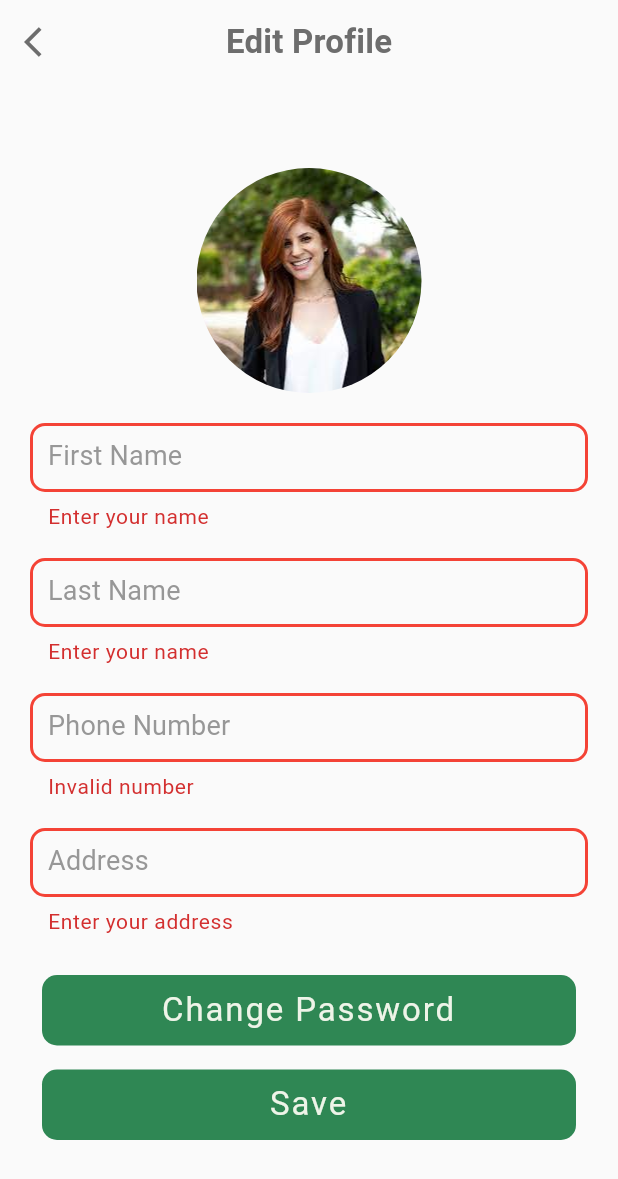
After one commit to zahrajabar6/cosmetic-project, a Flutter app: the EditProfile screen opened directly, after a tap on "Save", on a phone screen of 412 x 824 dp. The commit adds this screen. Shown: the top 1179 px of the screen. Run offline on Flutter 3.47's test engine with Material 2 defaults, Android fonts, the phone set to English and light mode, and no system bars; our stand-ins replace carousel_slider, curved_navigation_bar, dio, flutter_screenutil, get, shared_preferences and 1 more; accounts and stored records are empty.

Commit message:
change password and update account

```diff
--- a/lib/models/account.dart
+++ b/lib/models/account.dart
@@ -6,11 +6,12 @@ class Account {
   final String email;
   final String? phone;
   final String? address;
+  final String? token;
 
   Account( {
     required this.firstName,
     required this.lastname,
-    //required this.token,
+     this.token,
 
     required this.email,
      this.phone,
--- a/lib/services/auth/auth.dart
+++ b/lib/services/auth/auth.dart
@@ -1,35 +1,42 @@
 import 'dart:convert';
-
 import 'package:cosmetic_project/models/account.dart';
 import 'package:cosmetic_project/view/main_page.dart';
 import 'package:dio/dio.dart';
 import 'package:get/get.dart' hide Response ;
 
 class AuthService {
+
   static RxBool isBusy = false.obs;
 
-  static signin({required String email, required String password}) async {
+  static signIn({required String email, required String password}) async {
     isBusy.value=true;
     try{
       Response response = await Dio()
           .post('http://10.0.2.2:8000/api/auth/signin',
-      data:
+        data:
       jsonEncode({
         "email": email ,
         "password": password ,
       }),
       );
       Map data = response.data["account"];
-      Account account = Account(firstName: data["first_name"], lastname: data["last_name"], email: data["email"],phone: data["phone_number"],address: data["address"]);
+      String token = response.data["token"]["access"];
+      Account account = Account(firstName: data["first_name"],
+          lastname: data["last_name"],
+          email: data["email"],
+          phone: data["phone_number"],
+          address: data["address"],
+          token: token
+      );
       Account.currentAccount = account;
       Get.offAll(const MyPages());
     }catch(e){
-      Get.snackbar('Failed', "You don't have account");
+      Get.snackbar('Failed', "Incorrect email or password");
     }
     isBusy.value=false;
   }
 
-  static signup({required String firstName,required String lastName,required String phoneNumber,required String address,required String email, required String password1,required String password2}) async {
+  static signUp({required String firstName,required String lastName,required String phoneNumber,required String address,required String email, required String password1,required String password2}) async {
     try{
       isBusy.value=true;
       Response response = await Dio()
@@ -46,8 +53,9 @@ class AuthService {
         }),
       );
       Map data = response.data["account"];
-      print(data);
+      String token = response.data['token']["access"];
       Account account = Account(
+          token: token,
           firstName: data["first_name"],
           lastname: data["last_name"],
           email: data["email"],
@@ -56,9 +64,58 @@ class AuthService {
       Account.currentAccount = account;
       Get.offAll(const MyPages());
     }catch(e){
-      print(e);
       Get.snackbar('Failed', "Account already registered!, sign in instead");
     }
     isBusy.value=false;
   }
+
+  static updateProfile({required String firstName,required String lastName,required String phoneNumber,required String address}) async {
+    Dio dio = Dio();
+    dio.options.headers["authorization"] = "Bearer ${Account.currentAccount.token}";
+    try{
+      isBusy.value=true;
+      Response response = await dio
+          .put('http://10.0.2.2:8000/api/auth/update',
+        data:jsonEncode({
+          "first_name": firstName,
+          "last_name": lastName,
+          "phone_number": phoneNumber,
+          "address": address
+        }),
+      );
+      Map data = response.data;
+      Account account = Account(
+          token: Account.currentAccount.token,
+          firstName: data["first_name"],
+          lastname: data["last_name"],
+          email: data["email"],
+          phone: data["phone_number"],
+          address: data["address"]);
+      Account.currentAccount=account;
+      Get.snackbar('Done', 'Profile Updated Successfully');
+    }catch(e){
+      Get.snackbar('Failed', "Failed to update");
+    }
+    isBusy.value=false;
+  }
+
+  static changePassword({required String oldPass,required String newPass,required String confirmPass}) async {
+    Dio dio = Dio();
+    dio.options.headers["authorization"] = "Bearer ${Account.currentAccount.token}";
+    try{
+      isBusy.value=true;
+      Response response = await dio
+          .post('http://10.0.2.2:8000/api/auth/change-password',
+        data:jsonEncode({
+          "old_password": oldPass,
+          "new_password1": newPass,
+          "new_password2": confirmPass
+        }),
+      );
+      Get.snackbar('Done', response.data['detail']);
+    }catch(e){
+      Get.snackbar('Failed', "Failed to change password");
+    }
+    isBusy.value=false;
+  }
 }
--- a/lib/view/login_Signup_pages/login_page.dart
+++ b/lib/view/login_Signup_pages/login_page.dart
@@ -2,12 +2,10 @@ import 'package:cosmetic_project/controllers/colors.dart';
 import 'package:cosmetic_project/controllers/my_button.dart';
 import 'package:cosmetic_project/controllers/my_text.dart';
 import 'package:cosmetic_project/controllers/text_form_field.dart';
-import 'package:cosmetic_project/models/account.dart';
 import 'package:cosmetic_project/services/auth/auth.dart';
 import 'package:cosmetic_project/view/login_Signup_pages/signup_page.dart';
 import 'package:cosmetic_project/view/main_page.dart';
 import 'package:flutter/material.dart';
-import 'package:get/get.dart';
 
 class MyLogin extends StatefulWidget {
   const MyLogin({Key? key}) : super(key: key);
@@ -84,7 +82,7 @@ class _MyLoginState extends State<MyLogin> {
                             FocusScope.of(context).unfocus();
 
                             if (formKey.currentState!.validate()) {
-                              AuthService.signin(email: email, password: password);
+                              AuthService.signIn(email: email, password: password);
                             }
                           },
                         ),
--- a/lib/view/login_Signup_pages/signup_page.dart
+++ b/lib/view/login_Signup_pages/signup_page.dart
@@ -103,7 +103,7 @@ class _RegisterPageState extends State<RegisterPage> {
                           },
                           validator: (x) {
                             if (x!.length < 11 || x.isEmpty) {
-                              return 'Unvalid number';
+                              return 'Invalid number';
                             } else {
                               return null;
                             }
@@ -154,7 +154,8 @@ class _RegisterPageState extends State<RegisterPage> {
                           onPress: () async {
                             FocusScope.of(context).unfocus();
                             if (formKey.currentState!.validate()) {
-                               AuthService.signup(firstName: firstName, lastName: lastName, phoneNumber: phoneNumber, address: address, email: email, password1: password1, password2: password2);
+                               AuthService.signUp(firstName: firstName, lastName: lastName, phoneNumber: phoneNumber, address: address, email: email, password1: password1, password2: password2);
+
                             }
                           },
                         ),
--- /dev/null
+++ b/lib/view/profile/edit_profile.dart
@@ -0,0 +1,146 @@
+import 'package:cosmetic_project/controllers/colors.dart';
+import 'package:cosmetic_project/controllers/my_button.dart';
+import 'package:cosmetic_project/controllers/text_form_field.dart';
+import 'package:cosmetic_project/services/auth/auth.dart';
+import 'package:cosmetic_project/view/profile/change_password.dart';
+import 'package:flutter/material.dart';
+import 'package:flutter/services.dart';
+import 'package:get/get.dart';
+
+class EditProfile extends StatefulWidget {
+  const EditProfile({Key? key}) : super(key: key);
+
+  @override
+  State<EditProfile> createState() => _EditProfileState();
+}
+
+class _EditProfileState extends State<EditProfile> {
+  final formKey = GlobalKey<FormState>();
+  String firstName='';
+  String lastName='';
+  String phoneNumber='';
+  String address='';
+  @override
+  Widget build(BuildContext context) {
+    return SafeArea(
+      child: Scaffold(
+        extendBody: true,
+        appBar: AppBar(
+          leading: TextButton(
+              onPressed: () {
+                Get.back();
+              },
+              child: Icon(
+                Icons.arrow_back_ios,
+                size: 24,
+                color: grey,
+              )),
+          title: Text('Edit Profile',
+              style: TextStyle(
+                  color: grey, fontSize: 22, fontWeight: FontWeight.bold)),
+          centerTitle: true,
+          systemOverlayStyle: const SystemUiOverlayStyle(
+              statusBarColor: Colors.transparent,
+              statusBarIconBrightness: Brightness.dark),
+          backgroundColor: Colors.transparent,
+          elevation: 0,
+          automaticallyImplyLeading: false,
+        ),
+        body: Center(
+          child: SingleChildScrollView(
+            child: Padding(
+              padding: const EdgeInsets.symmetric(horizontal: 20, vertical: 20),
+              child: Form(
+                key: formKey,
+                child: Column(
+                  children: [
+                    Padding(
+                      padding: const EdgeInsets.only(bottom: 20),
+                      child: ClipRRect(
+                        borderRadius: BorderRadius.circular(75),
+                        child: const SizedBox(
+                          height: 150,
+                          width: 150,
+                          child: Image(
+                              image: AssetImage('images/Profile.jpg'),
+                              fit: BoxFit.contain),
+                        ),
+                      ),
+                    ),
+                    MyTextFormField(
+                        obsecure: false,
+                        label: 'First Name',
+                        onChanged: (x){
+                          firstName=x;
+                        },
+                        validator: (x) {
+                          if (x!.isEmpty) {
+                            return 'Enter your name';
+                          } else {
+                            return null;
+                          }
+                        }),
+                    MyTextFormField(
+                        obsecure: false,
+                        label: 'Last Name',
+                        onChanged: (x){
+                          lastName=x;
+                        },
+                        validator: (x) {
+                          if (x!.isEmpty) {
+                            return 'Enter your name';
+                          } else {
+                            return null;
+                          }
+                        }),
+
+                    MyTextFormField(
+                        obsecure: false,
+                        label:'Phone Number',
+                        onChanged: (x){
+                          phoneNumber=x;
+                        },
+                        validator: (x) {
+                          if (x!.length < 11 || x.isEmpty) {
+                            return 'Invalid number';
+                          } else {
+                            return null;
+                          }
+                        }),
+                    MyTextFormField(
+                        obsecure: false,
+                        label: 'Address',
+                        onChanged: (x){
+                          address=x;
+                        },
+                        validator: (x) {
+                          if (x!.isEmpty) {
+                            return 'Enter your address';
+                          } else {
+                            return null;
+                          }
+                        }),
+                    MyButton(
+                       text: r'Change Password',
+                        onPress: ()  {
+                          FocusScope.of(context).unfocus();
+                          Get.to(const ChangePassword());
+                        }),
+                    MyButton(
+                        text: 'Save',
+                        onPress: ()  async{
+                          FocusScope.of(context).unfocus();
+                          if (formKey.currentState!.validate()) {
+                            AuthService.updateProfile(firstName: firstName, lastName: lastName, phoneNumber: phoneNumber, address: address);
+                          }
+                        })
+                  ],
+                ),
+              ),
+            ),
+          ),
+        ),
+      ),
+    );
+  }
+}
--- a/lib/view/profile_page.dart
+++ b/lib/view/profile/profile_page.dart
@@ -3,6 +3,7 @@ import 'package:cosmetic_project/controllers/my_button.dart';
 import 'package:cosmetic_project/controllers/my_text_field.dart';
 import 'package:cosmetic_project/models/account.dart';
 import 'package:cosmetic_project/view/login_Signup_pages/login_page.dart';
+import 'package:cosmetic_project/view/profile/edit_profile.dart';
 import 'package:flutter/material.dart';
 import 'package:flutter/services.dart';
 import 'package:get/get.dart';
@@ -13,9 +14,11 @@ class MyProfilePage extends StatefulWidget {
 
   @override
   State<MyProfilePage> createState() => _MyProfilePageState();
+
 }
 
 class _MyProfilePageState extends State<MyProfilePage> {
+@override
 
   @override
   Widget build(BuildContext context) {
@@ -28,6 +31,7 @@ class _MyProfilePageState extends State<MyProfilePage> {
                   color: grey, fontSize: 26, fontWeight: FontWeight.bold)),
           centerTitle: true,
           systemOverlayStyle: const SystemUiOverlayStyle(
+
               statusBarColor: Colors.transparent,
               statusBarIconBrightness: Brightness.dark),
           backgroundColor: Colors.transparent,
@@ -84,7 +88,7 @@ class _MyProfilePageState extends State<MyProfilePage> {
                   MyButton(
                       text: 'Edit Profile',
                       onPress: ()  {
-
+                        Get.to(const EditProfile());
                       }),
                   MyButton(
                       text: 'Log Out',
--- a/pubspec.yaml
+++ b/pubspec.yaml
@@ -41,6 +41,8 @@ dependencies:
   shared_preferences: ^2.0.12
   smooth_page_indicator: ^1.0.0+2
   dio: ^4.0.6
+  get_it: ^7.2.0
+  intl: ^0.17.0
 
 
 dev_dependencies:
```
Also changed, not shown: lib/services/data/product_api.dart (added, +7 -0 lines), lib/view/main_page.dart (+5 -3 lines), lib/view/profile/change_password.dart (added, +110 -0 lines), pubspec.lock.
